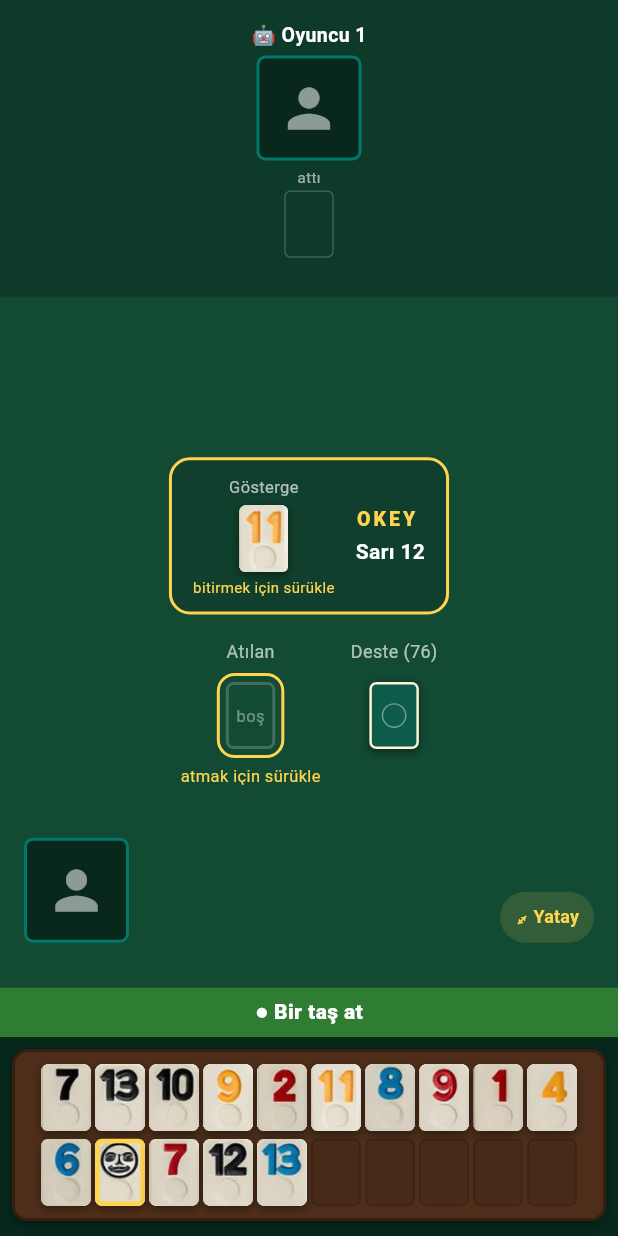
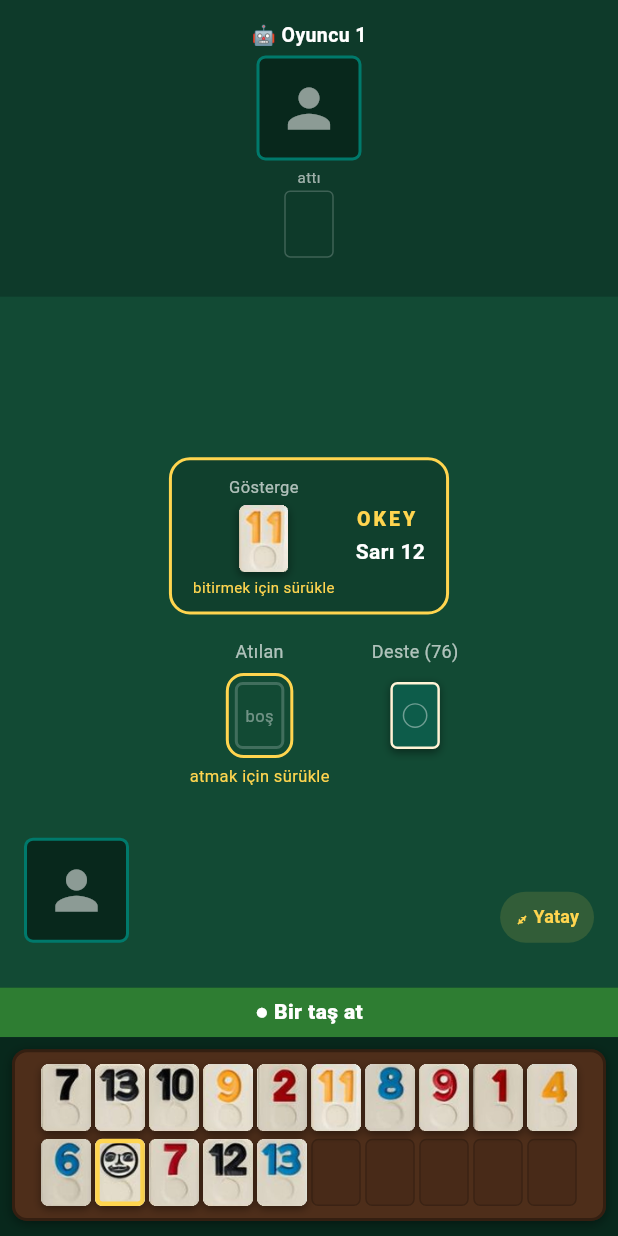
Before and after one commit to lutfuerkul/uno_online, a Flutter app: the OkeyBotScreen screen opened directly, after a tap on an icon or button, on a phone screen of 412 x 824 dp. Run offline on Flutter 3.47's test engine with Material 3 defaults, Android fonts, the phone set to English and light mode, and no system bars; our stand-ins replace cloud_firestore, firebase_core, image_picker, package_info_plus, shared_preferences; accounts and stored records are empty; network calls fail.

Commit message:
Okey: yatayda attigim tas/Oyuncu3 tasi, dikeyde Atilan+Deste konumunda ince ayar
- Yatay modda: benim attigim tas cok az saga, Oyuncu 3'un attigi tas
  cok az sola kaydirildi.
- Dikey modda: Atilan+Deste ikilisi birlikte cok az saga kaydirildi,
  aralarindaki bosluk biraz acildi (20 -> 28).

```diff
--- a/lib/okey/widgets/okey_board_view.dart
+++ b/lib/okey/widgets/okey_board_view.dart
@@ -552,8 +552,10 @@ class _OkeyBoardViewState extends State<OkeyBoardView> {
         children: [
           // Attığım taş — altında "atmak için sürükle" ipucu için sabit
           // yükseklikte bir boşluk (yön düğmesi artık burada değil, sağ üst
-          // köşede — bkz. _landscapeTable).
-          Column(
+          // köşede — bkz. _landscapeTable). Çok az sağa kaydırılmış.
+          Transform.translate(
+            offset: const Offset(6, 0),
+            child: Column(
               mainAxisSize: MainAxisSize.min,
               children: [
                 _landscapeMyDiscardSlot(context, state, canDiscard),
@@ -575,6 +577,7 @@ class _OkeyBoardViewState extends State<OkeyBoardView> {
                 ),
               ],
             ),
+          ),
           const SizedBox(width: 8),
           // leftPlayerId'nin yerdeki taşını ya da desteden çektiğimi tam
           // istediğim boşluğa bırakabilmem için artık her ıstaka hücresi
@@ -591,8 +594,13 @@ class _OkeyBoardViewState extends State<OkeyBoardView> {
             Column(
               mainAxisSize: MainAxisSize.min,
               children: [
-                _landscapeOpponentDiscardSlot(state, opps.last,
+                // Oyuncu 3'ün attığı taş — çok az sola kaydırılmış (fotoğraf
+                // yerinde kalıyor, yalnızca taş kayıyor).
+                Transform.translate(
+                  offset: const Offset(-6, 0),
+                  child: _landscapeOpponentDiscardSlot(state, opps.last,
                       takeable: true, canDraw: canDraw),
+                ),
                 const SizedBox(height: 4),
                 OkeyPhotoFrame(base64Photo: c.opponentPhoto(c.selfId), size: 56),
               ],
@@ -699,8 +707,11 @@ class _OkeyBoardViewState extends State<OkeyBoardView> {
                       _indicatorCard(context, state, canDiscard),
                       const SizedBox(height: 16),
                       // FittedBox: dar telefonlarda orta satır taşmasın diye
-                      // orantılı küçülür.
-                      FittedBox(
+                      // orantılı küçülür. Atılan+Deste ikilisi çok az sağa
+                      // kaydırılmış, aralarındaki boşluk da biraz açılmış.
+                      Transform.translate(
+                        offset: const Offset(10, 0),
+                        child: FittedBox(
                           fit: BoxFit.scaleDown,
                           child: Row(
                             mainAxisAlignment: MainAxisAlignment.center,
@@ -730,7 +741,7 @@ class _OkeyBoardViewState extends State<OkeyBoardView> {
                                   },
                                 ),
                               ),
-                            const SizedBox(width: 20),
+                              const SizedBox(width: 28),
                               _pileColumn(
                                 label: 'Deste ($deckCount)',
                                 highlight: canDraw && deckCount > 0,
@@ -740,6 +751,7 @@ class _OkeyBoardViewState extends State<OkeyBoardView> {
                                     : null,
                               ),
                             ],
+                          ),
                         ),
                       ),
                     ],
```
Lines whose indentation alone changed are shown as unchanged.
